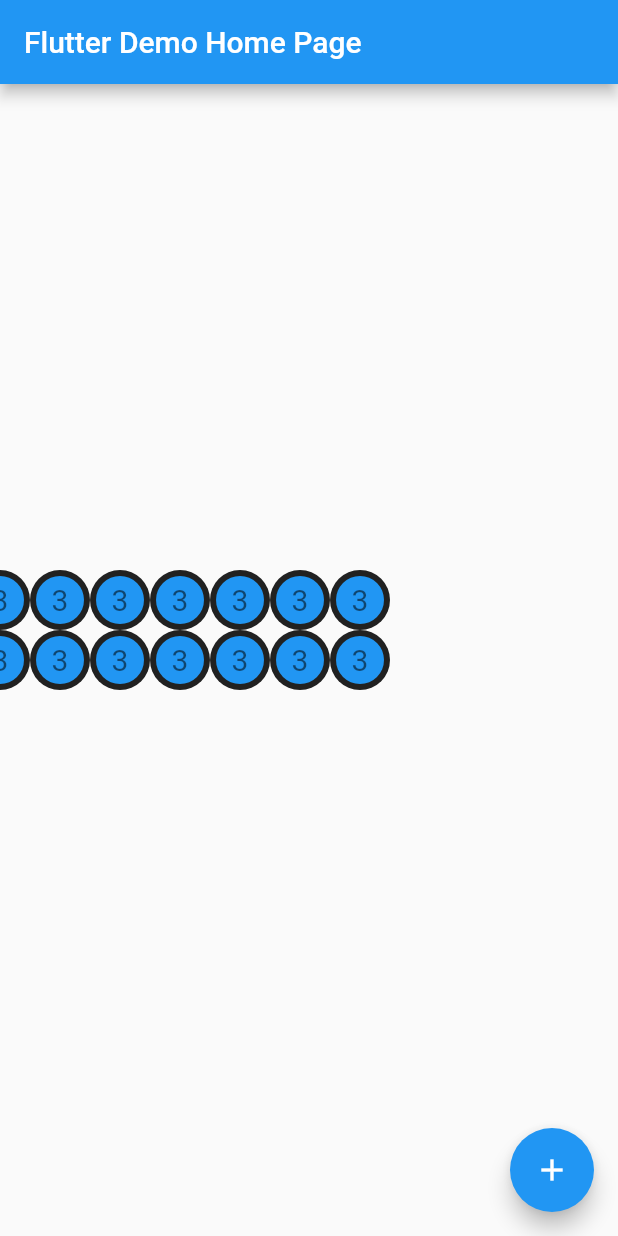
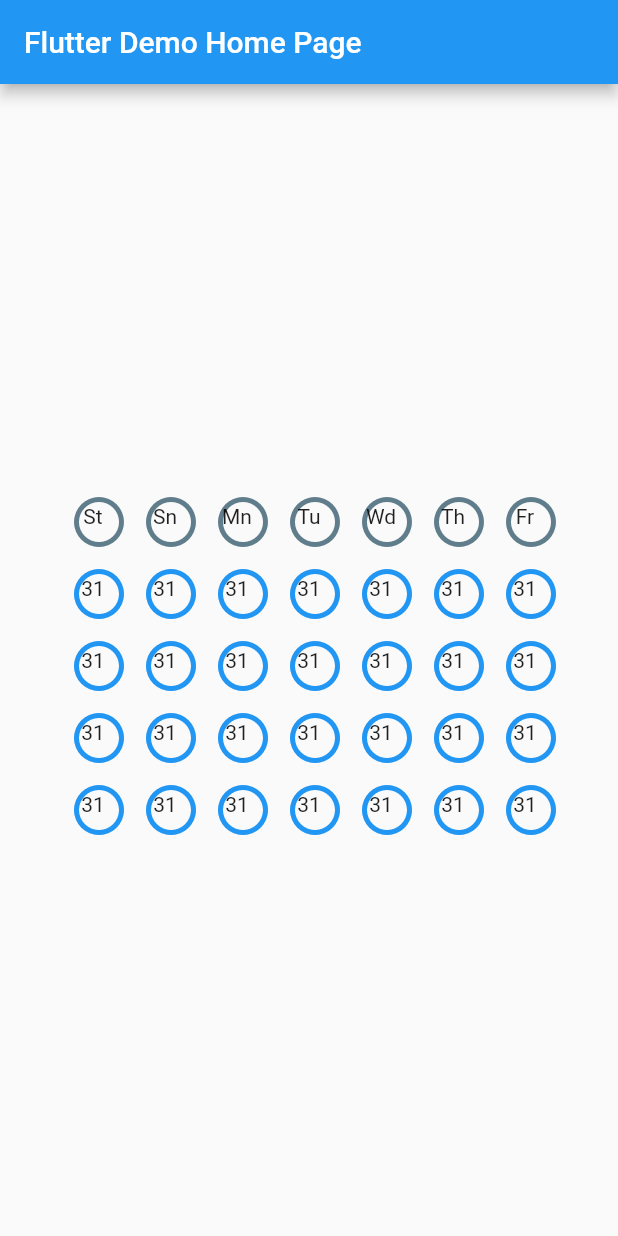
Before and after one commit to mhussin2008/mycustomcalendar, a Flutter app: the screen it shows after launch, on a phone screen of 412 x 824 dp. Run offline on Flutter 3.47's test engine with Material 2 defaults, Android fonts, the phone set to English and light mode, and no system bars; missing offline and left inert: flutter_shapes.

Commit message:
Add files via upload

```diff
--- a/lib/constants.dart
+++ b/lib/constants.dart
@@ -1,7 +1,13 @@
 import 'package:flutter/material.dart';
+import 'package:mycustomcalendar/single_day.dart';
+
+
 class Constants
 {
-  static const DayName=['Monday','Tuesday','Wednesday','Thursday','Friday','Saturday','Sunday'];
-  static const DayApprev=['St','Sn','Mn','Tu','Wd','Th','Fr'];
+  static const dayName=['Monday','Tuesday','Wednesday','Thursday','Friday','Saturday','Sunday'];
+  static const dayApprev=['St','Sn','Mn','Tu','Wd','Th','Fr'];
+  static const states=['N','D','X','E','H'];
+  static const sColors=[Colors.red,Colors.green,Colors.blue,Colors.white,Colors.blueGrey];
+  static List<List<SingleDay>> widgetList= List.generate(5, (i) => List.filled(7, const SingleDay('31', 'X'),growable: false),growable: false);
 
 }
--- a/lib/main.dart
+++ b/lib/main.dart
@@ -1,9 +1,8 @@
 import 'package:flutter/material.dart';
-import 'package:mycustomcalendar/CustomeCalendar.dart';
-import 'package:mycustomcalendar/main.dart';
-import 'package:quiver/core.dart';
+import 'package:mycustomcalendar/mycalendar.dart';
+import 'constants.dart';
+import 'myhomepage.dart';
 
-import 'constants.dart';
 
 void main() {
   runApp(const MyApp());
@@ -24,42 +23,3 @@ class MyApp extends StatelessWidget {
     );
   }
 }
-
-class MyHomePage extends StatefulWidget {
-  const MyHomePage({super.key, required this.title});
-  final String title;
-
-  @override
-  State<MyHomePage> createState() => _MyHomePageState();
-}
-
-class _MyHomePageState extends State<MyHomePage> {
-  int _counter = 0;
-
-  @override
-  Widget build(BuildContext context) {
-    return Scaffold(
-      appBar: AppBar(
-        title: Text(widget.title),
-      ),
-      body: Center(
-        child: Column(
-          mainAxisAlignment: MainAxisAlignment.center,
-          children: <Widget>[
-            MyCustomeCalendar()
-            //Text('hh')
-          ],
-        ),
-      ),
-      floatingActionButton: FloatingActionButton(
-        onPressed: (){
-          DateTime d=DateTime(2022,11,1);
-          print(d.weekday);
-          print(Constants.DayName[d.weekday-1]);
-        },
-        tooltip: 'Increment',
-        child: const Icon(Icons.add),
-      ), // This trailing comma makes auto-formatting nicer for build methods.
-    );
-  }
-}
--- /dev/null
+++ b/lib/mycalendar.dart
@@ -0,0 +1,28 @@
+import 'package:flutter/material.dart';
+import 'constants.dart';
+import 'single_day.dart';
+import 'package:quiver/time.dart';
+
+
+
+class MyCalendar extends StatelessWidget {
+  const MyCalendar({Key? key}) : super(key: key);
+
+  @override
+  Widget build(BuildContext context) {
+    // var d = DateUtil();
+    var n=daysInMonth(2022, 11);
+    var t=DateTime(2022,11,1).weekday;
+
+    Constants.widgetList[0]=Constants.dayApprev.map((e) => SingleDay(e, 'H')).toList() ;
+
+    return Column(
+        mainAxisAlignment: MainAxisAlignment.center,
+        children:
+        Constants.widgetList.map((e) => Row(
+          mainAxisAlignment:MainAxisAlignment.center ,
+          children: e,)).toList()
+
+    );
+  }
+}
--- /dev/null
+++ b/lib/myhomepage.dart
@@ -0,0 +1,28 @@
+import 'package:flutter/material.dart';
+import 'constants.dart';
+import 'mycalendar.dart';
+
+
+class MyHomePage extends StatefulWidget {
+  const MyHomePage({super.key, required this.title});
+  final String title;
+
+  @override
+  State<MyHomePage> createState() => _MyHomePageState();
+}
+
+class _MyHomePageState extends State<MyHomePage> {
+
+  @override
+  Widget build(BuildContext context) {
+    return Scaffold(
+      appBar: AppBar(
+        title: Text(widget.title),
+      ),
+      body: const Center(
+          child:
+          MyCalendar()
+      ),
+    );
+  }
+}
--- /dev/null
+++ b/lib/single_day.dart
@@ -0,0 +1,32 @@
+import 'package:flutter/material.dart';
+import 'constants.dart';
+
+class SingleDay extends StatelessWidget {
+  const SingleDay(this.num,this.state,{Key? key}) : super(key: key);
+  final String num;
+  final String state;
+
+  @override
+  Widget build(BuildContext context) {
+    final  pos=Constants.states.indexWhere((element) => element==state);
+    return Stack(
+      alignment: Alignment.center,
+      fit: StackFit.passthrough ,
+      children: [
+        IconButton(
+        color: Constants.sColors[pos],
+          onPressed: () {
+          print(num);
+          },
+          icon: const Icon(
+              size:40,
+              Icons.circle_outlined),
+        ),
+        Text(num)
+      ],
+
+    );
+
+
+  }
+}
```
